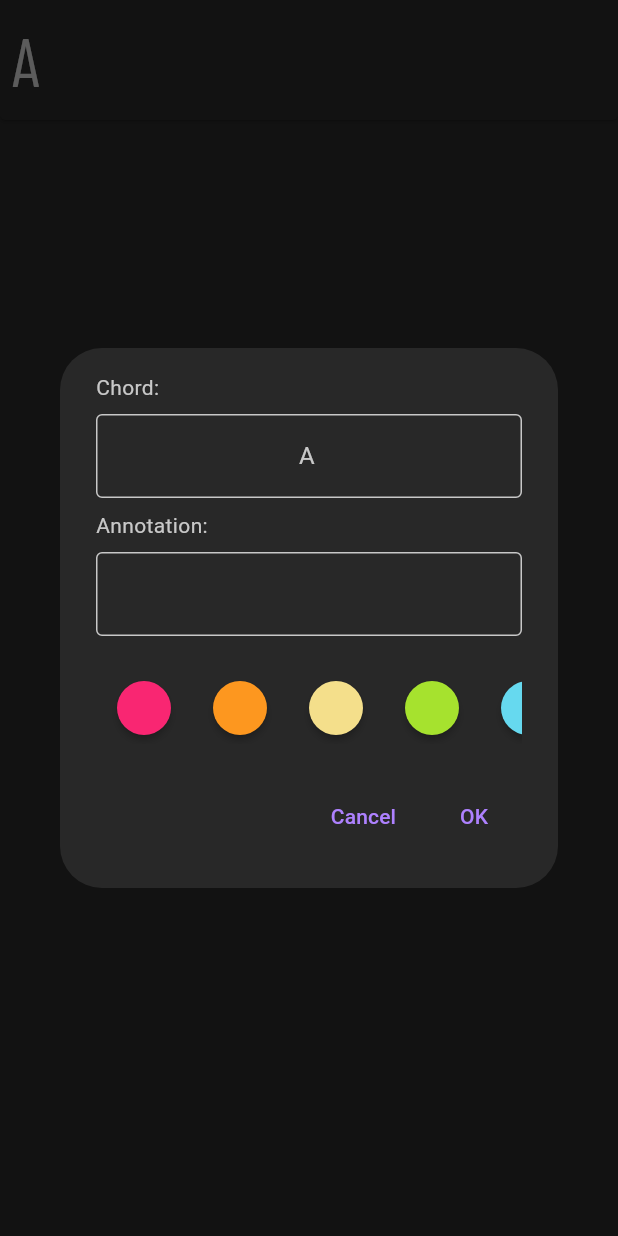
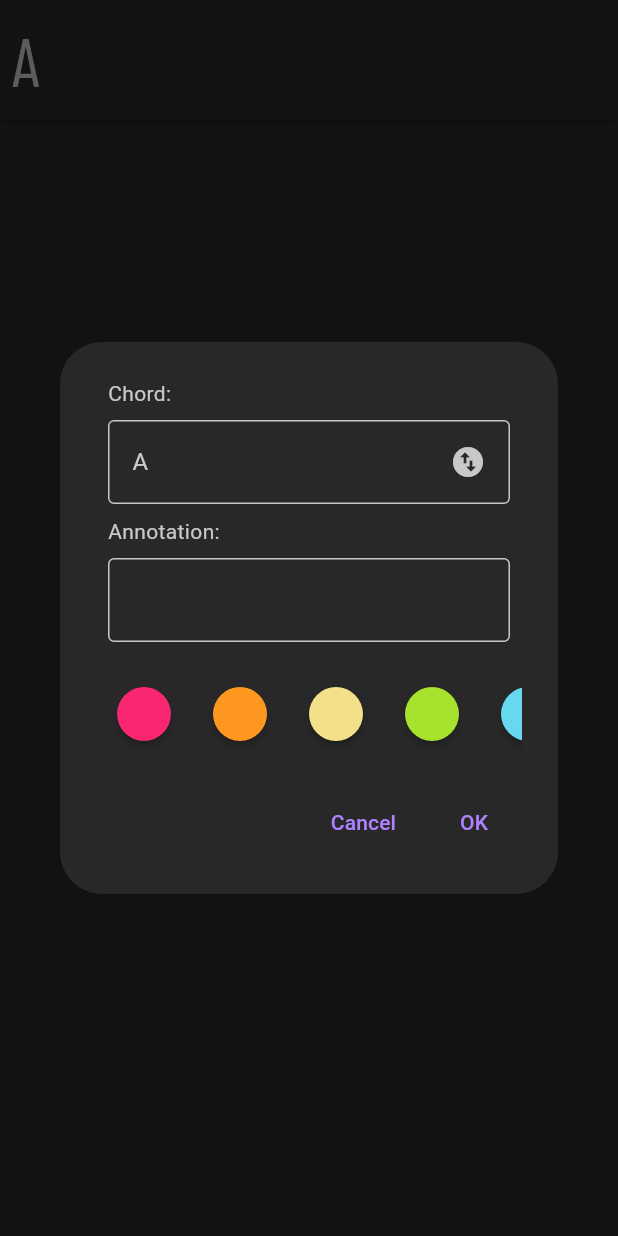
Before and after one commit to leslieyip02/chords, a Flutter app: the ChordCard widget shown alone on an empty page, opened directly with empty values, after a tap on an icon or button, on a phone screen of 412 x 824 dp. Run offline on Flutter 3.47's test engine with Material 2 defaults, Android fonts, the light colour scheme and no system bars; our stand-ins replace google_fonts.

Commit message:
Added button to toggle enharmonics

```diff
--- a/lib/models/chord.dart
+++ b/lib/models/chord.dart
@@ -18,6 +18,11 @@ class Chord {
 
   Chord transpose(int steps) {
     note = note.transpose(steps);
+    return this;
+  }
+
+  Chord toggleEnharmonic() {
+    note = note.toggleEnharmonic();
     return this;
   }
 
--- a/lib/widgets/chord_card.dart
+++ b/lib/widgets/chord_card.dart
@@ -55,6 +55,12 @@ class _ChordCardState extends State<ChordCard> {
       accidental = 'b';
     }
 
+    if (notationBuffer.isEmpty) {
+      notationBuffer = widget.chord.toString();
+    }
+    final notationTextFieldController =
+        TextEditingController.fromValue(TextEditingValue(text: notationBuffer));
+
     return Expanded(
       flex: 1,
       child: Column(
@@ -78,14 +84,16 @@ class _ChordCardState extends State<ChordCard> {
                     mainAxisSize: MainAxisSize.min,
                     crossAxisAlignment: CrossAxisAlignment.start,
                     children: [
-                      Text("Chord:"),
+                      SizedBox(height: 8.0),
                       Padding(
-                        padding: EdgeInsets.symmetric(vertical: 8.0),
-                        child: Expanded(
+                        padding: EdgeInsets.symmetric(horizontal: 8.0),
+                        child: Text("Chord:"),
+                      ),
+                      Padding(
+                        padding: EdgeInsets.all(8.0),
                         child: ShakeableContainer(
                           key: shakeableContainerKey,
                           child: TextField(
-                              textAlign: TextAlign.center,
                             onChanged: (notation) {
                               // chord is not updated directly
                               // because submit will trigger shake on invalid input
@@ -99,22 +107,37 @@ class _ChordCardState extends State<ChordCard> {
                                 shakeableContainerKey.currentState?.shake();
                               }
                             },
-                              controller: TextEditingController.fromValue(
-                                TextEditingValue(text: widget.chord.toString()),
-                              ),
+                            controller: notationTextFieldController,
                             decoration: InputDecoration(
                               border: OutlineInputBorder(),
+                              suffixIcon: IconButton(
+                                icon: Icon(Icons.swap_vert_circle),
+                                padding: EdgeInsets.all(16.0),
+                                tooltip: "Toggle Enharmonic",
+                                onPressed: () {
+                                  try {
+                                    Chord current =
+                                        Chord.fromString(notationBuffer);
+                                    Chord toggled = current.toggleEnharmonic();
+                                    notationBuffer = toggled.toString();
+                                    notationTextFieldController.value =
+                                        TextEditingValue(text: notationBuffer);
+                                  } on ArgumentError {
+                                    shakeableContainerKey.currentState?.shake();
+                                  }
+                                },
                               ),
                             ),
                           ),
                         ),
                       ),
-                      Text("Annotation:"),
                       Padding(
-                        padding: EdgeInsets.symmetric(vertical: 8.0),
-                        child: Expanded(
+                        padding: EdgeInsets.symmetric(horizontal: 8.0),
+                        child: Text("Annotation:"),
+                      ),
+                      Padding(
+                        padding: EdgeInsets.all(8.0),
                         child: TextField(
-                            textAlign: TextAlign.center,
                           onChanged: (annotation) {
                             setState(() => annotationBuffer = annotation);
                           },
@@ -123,7 +146,6 @@ class _ChordCardState extends State<ChordCard> {
                           ),
                           decoration: InputDecoration(
                             border: OutlineInputBorder(),
-                            ),
                           ),
                         ),
                       ),
@@ -140,14 +162,14 @@ class _ChordCardState extends State<ChordCard> {
                                 child: MaterialButton(
                                   minWidth: 36.0,
                                   height: 36.0,
+                                  shape: CircleBorder(),
+                                  color: cardColorSchemeOption.surface,
                                   onPressed: () {
                                     setState(() {
                                       cardColorScheme = cardColorSchemeOption;
                                       color = cardColorSchemeOption.surface;
                                     });
                                   },
-                                  color: cardColorSchemeOption.surface,
-                                  shape: CircleBorder(),
                                 ),
                               ),
                           ],
```
Lines whose indentation alone changed are shown as unchanged.
